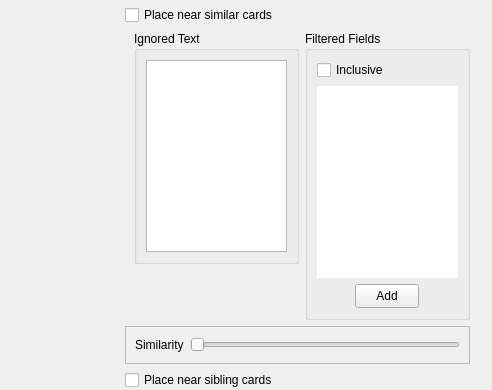
Old version of the form res/ui/actions_form.ui in the repository iamjustkoi/LeechToolkit; both pictures show x 0 to 492 and y 485 to 875 of the 492 by 875 pixel window.
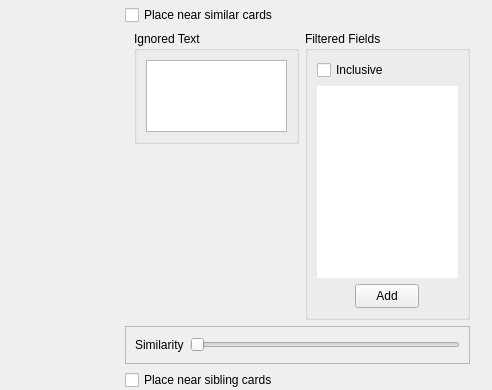
New version of the form. Custom widgets are drawn as their Qt base class.

What changed in the file:
```diff
--- a/res/ui/actions_form.ui
+++ b/res/ui/actions_form.ui
@@ -345,7 +345,7 @@
                                                                                   </property>
                                                                                   <property name="sizeAdjustPolicy">
                                                                                       <enum>
-                                                                                          QAbstractScrollArea::AdjustIgnored
+                                                                                          QAbstractScrollArea::AdjustToContentsOnFirstShow
                                                                                       </enum>
                                                                                   </property>
                                                                                   <property name="tabChangesFocus">
```
Lines whose indentation alone changed are shown as unchanged.
